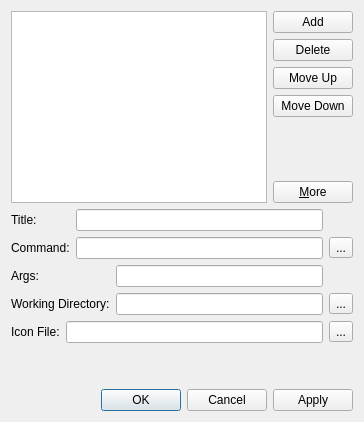
Before: the Qt Designer form delta3d/utilities/STAGE/externaltooldialog.ui in delta3d/delta3d, drawn with Qt 5.
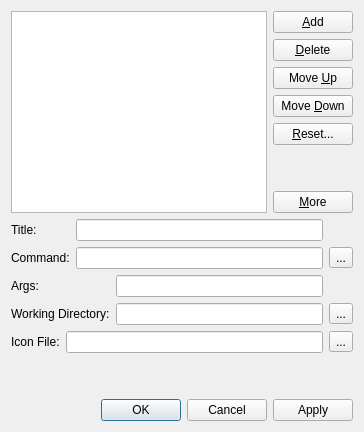
After: the same form once the commit is applied.

Diff of the .ui file:
```diff
--- a/delta3d/utilities/STAGE/externaltooldialog.ui
+++ b/delta3d/utilities/STAGE/externaltooldialog.ui
@@ -31,7 +31,7 @@
 &lt;p style=" margin-top:0px; margin-bottom:0px; margin-left:0px; margin-right:0px; -qt-block-indent:0; text-indent:0px;">&lt;span style=" font-size:8pt;">Add a new External Tool to the list&lt;/span>&lt;/p>&lt;/body>&lt;/html></string>
        </property>
        <property name="text" >
-        <string>Add</string>
+        <string>&amp;Add</string>
        </property>
       </widget>
      </item>
@@ -41,7 +41,7 @@
         <string>Delete the selected external tool</string>
        </property>
        <property name="text" >
-        <string>Delete</string>
+        <string>&amp;Delete</string>
        </property>
       </widget>
      </item>
@@ -51,7 +51,7 @@
         <string>Move the selected external tool up in the list</string>
        </property>
        <property name="text" >
-        <string>Move Up</string>
+        <string>Move &amp;Up</string>
        </property>
       </widget>
      </item>
@@ -61,7 +61,17 @@
         <string>Move the selected external tool down in the list</string>
        </property>
        <property name="text" >
-        <string>Move Down</string>
+        <string>Move &amp;Down</string>
+       </property>
+      </widget>
+     </item>
+     <item>
+      <widget class="QPushButton" name="resetButton" >
+       <property name="toolTip" >
+        <string>Delete existing tool configurations and add in the Delta3D default external tools.</string>
+       </property>
+       <property name="text" >
+        <string>&amp;Reset...</string>
        </property>
       </widget>
      </item>
```
